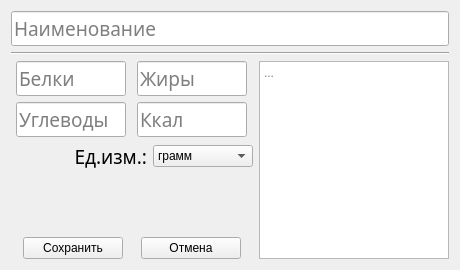
Galoev/nutritionist-helper, file project/forms/Product_edit.ui: the form before one commit.
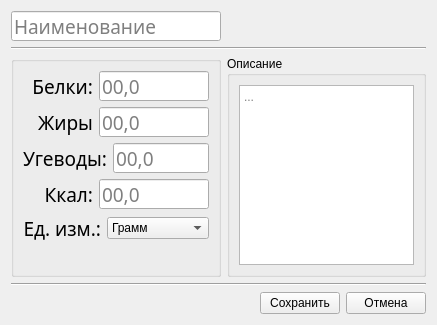
The form after the commit.

Commit message: Улучшение вида формы редактирования продукта

```diff
--- a/project/forms/Product_edit.ui
+++ b/project/forms/Product_edit.ui
@@ -6,15 +6,15 @@
    <rect>
     <x>0</x>
     <y>0</y>
-    <width>460</width>
-    <height>270</height>
+    <width>437</width>
+    <height>325</height>
    </rect>
   </property>
   <property name="windowTitle">
    <string>Редактирование продукта</string>
   </property>
-  <layout class="QGridLayout" name="gridLayout" columnstretch="5,4">
-   <item row="0" column="0" colspan="2">
+  <layout class="QGridLayout" name="gridLayout">
+   <item row="0" column="0">
     <widget class="QLineEdit" name="lineEdit_productName">
      <property name="minimumSize">
       <size>
@@ -33,11 +33,38 @@
      </property>
     </widget>
    </item>
+   <item row="1" column="0" colspan="2">
+    <widget class="Line" name="line">
+     <property name="orientation">
+      <enum>Qt::Horizontal</enum>
+     </property>
+    </widget>
+   </item>
    <item row="2" column="0">
+    <widget class="QGroupBox" name="groupBox_2">
+     <property name="title">
+      <string/>
+     </property>
     <layout class="QVBoxLayout" name="verticalLayout">
      <item>
-      <layout class="QGridLayout" name="gridLayout_2">
-       <item row="0" column="0">
+       <layout class="QHBoxLayout" name="horizontalLayout_3">
+        <item>
+         <widget class="QLabel" name="label_2">
+          <property name="font">
+           <font>
+            <family>Calibri Light</family>
+            <pointsize>14</pointsize>
+           </font>
+          </property>
+          <property name="text">
+           <string>Белки:</string>
+          </property>
+          <property name="alignment">
+           <set>Qt::AlignRight|Qt::AlignTrailing|Qt::AlignVCenter</set>
+          </property>
+         </widget>
+        </item>
+        <item>
         <widget class="QLineEdit" name="lineEdit_numProtein">
          <property name="minimumSize">
           <size>
@@ -58,36 +85,76 @@
           </font>
          </property>
          <property name="placeholderText">
-          <string>Белки</string>
+           <string>00,0</string>
          </property>
         </widget>
        </item>
-       <item row="0" column="1">
-        <widget class="QLineEdit" name="lineEdit_numFats">
-         <property name="minimumSize">
-          <size>
-           <width>0</width>
-           <height>30</height>
-          </size>
-         </property>
-         <property name="maximumSize">
-          <size>
-           <width>110</width>
-           <height>16777215</height>
-          </size>
-         </property>
+       </layout>
+      </item>
+      <item>
+       <layout class="QHBoxLayout" name="horizontalLayout_4">
+        <item>
+         <widget class="QLabel" name="label_4">
          <property name="font">
           <font>
            <family>Calibri Light</family>
            <pointsize>14</pointsize>
           </font>
          </property>
-         <property name="placeholderText">
+          <property name="text">
           <string>Жиры</string>
          </property>
-        </widget>
-       </item>
-       <item row="1" column="0">
+          <property name="alignment">
+           <set>Qt::AlignRight|Qt::AlignTrailing|Qt::AlignVCenter</set>
+          </property>
+         </widget>
+        </item>
+        <item>
+         <widget class="QLineEdit" name="lineEdit_numFats">
+          <property name="minimumSize">
+           <size>
+            <width>0</width>
+            <height>30</height>
+           </size>
+          </property>
+          <property name="maximumSize">
+           <size>
+            <width>110</width>
+            <height>16777215</height>
+           </size>
+          </property>
+          <property name="font">
+           <font>
+            <family>Calibri Light</family>
+            <pointsize>14</pointsize>
+           </font>
+          </property>
+          <property name="placeholderText">
+           <string>00,0</string>
+          </property>
+         </widget>
+        </item>
+       </layout>
+      </item>
+      <item>
+       <layout class="QHBoxLayout" name="horizontalLayout_6">
+        <item>
+         <widget class="QLabel" name="label_3">
+          <property name="font">
+           <font>
+            <family>Calibri Light</family>
+            <pointsize>14</pointsize>
+           </font>
+          </property>
+          <property name="text">
+           <string>Угеводы:</string>
+          </property>
+          <property name="alignment">
+           <set>Qt::AlignRight|Qt::AlignTrailing|Qt::AlignVCenter</set>
+          </property>
+         </widget>
+        </item>
+        <item>
         <widget class="QLineEdit" name="lineEdit_numCarbohydrates">
          <property name="minimumSize">
           <size>
@@ -108,11 +175,31 @@
           </font>
          </property>
          <property name="placeholderText">
-          <string>Углеводы</string>
+           <string>00,0</string>
          </property>
         </widget>
        </item>
-       <item row="1" column="1">
+       </layout>
+      </item>
+      <item>
+       <layout class="QHBoxLayout" name="horizontalLayout_5">
+        <item>
+         <widget class="QLabel" name="label_5">
+          <property name="font">
+           <font>
+            <family>Calibri Light</family>
+            <pointsize>14</pointsize>
+           </font>
+          </property>
+          <property name="text">
+           <string>Ккал:</string>
+          </property>
+          <property name="alignment">
+           <set>Qt::AlignRight|Qt::AlignTrailing|Qt::AlignVCenter</set>
+          </property>
+         </widget>
+        </item>
+        <item>
         <widget class="QLineEdit" name="lineEdit_numKcal">
          <property name="minimumSize">
           <size>
@@ -133,7 +220,7 @@
           </font>
          </property>
          <property name="placeholderText">
-          <string>Ккал</string>
+           <string>00,0</string>
          </property>
         </widget>
        </item>
@@ -150,7 +237,7 @@
           </font>
          </property>
          <property name="text">
-          <string>Ед.изм.:</string>
+           <string>Ед. изм.:</string>
          </property>
          <property name="alignment">
           <set>Qt::AlignRight|Qt::AlignTrailing|Qt::AlignVCenter</set>
@@ -160,19 +247,19 @@
        <item>
         <widget class="QComboBox" name="comboBox">
          <property name="currentText">
-          <string>грамм</string>
+           <string>Грамм</string>
          </property>
          <property name="currentIndex">
           <number>0</number>
          </property>
          <item>
           <property name="text">
-           <string>грамм</string>
+            <string>Грамм</string>
           </property>
          </item>
          <item>
           <property name="text">
-           <string>миллиграмм</string>
+            <string>Миллиграмм</string>
           </property>
          </item>
         </widget>
@@ -192,8 +279,47 @@
        </property>
       </spacer>
      </item>
+     </layout>
+    </widget>
+   </item>
+   <item row="2" column="1">
+    <widget class="QGroupBox" name="groupBox">
+     <property name="title">
+      <string>Описание</string>
+     </property>
+     <layout class="QVBoxLayout" name="verticalLayout_2">
      <item>
+       <widget class="QTextEdit" name="textEdit_description">
+        <property name="placeholderText">
+         <string>...</string>
+        </property>
+       </widget>
+      </item>
+     </layout>
+    </widget>
+   </item>
+   <item row="3" column="0" colspan="2">
+    <widget class="Line" name="line_2">
+     <property name="orientation">
+      <enum>Qt::Horizontal</enum>
+     </property>
+    </widget>
+   </item>
+   <item row="4" column="0" colspan="2">
       <layout class="QHBoxLayout" name="horizontalLayout">
+     <item>
+      <spacer name="horizontalSpacer">
+       <property name="orientation">
+        <enum>Qt::Horizontal</enum>
+       </property>
+       <property name="sizeHint" stdset="0">
+        <size>
+         <width>40</width>
+         <height>20</height>
+        </size>
+       </property>
+      </spacer>
+     </item>
        <item>
         <widget class="QPushButton" name="pushButton_save">
          <property name="maximumSize">
@@ -221,28 +347,6 @@
         </widget>
        </item>
       </layout>
-     </item>
-    </layout>
-   </item>
-   <item row="2" column="1">
-    <widget class="QTextEdit" name="textEdit_description">
-     <property name="maximumSize">
-      <size>
-       <width>190</width>
-       <height>16777215</height>
-      </size>
-     </property>
-     <property name="placeholderText">
-      <string>...</string>
-     </property>
-    </widget>
-   </item>
-   <item row="1" column="0" colspan="2">
-    <widget class="Line" name="line">
-     <property name="orientation">
-      <enum>Qt::Horizontal</enum>
-     </property>
-    </widget>
    </item>
   </layout>
  </widget>
```
Lines whose indentation alone changed are shown as unchanged.
